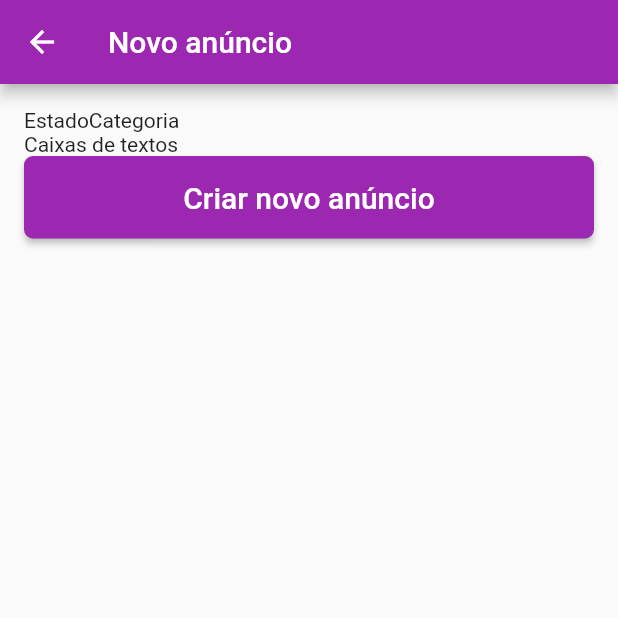
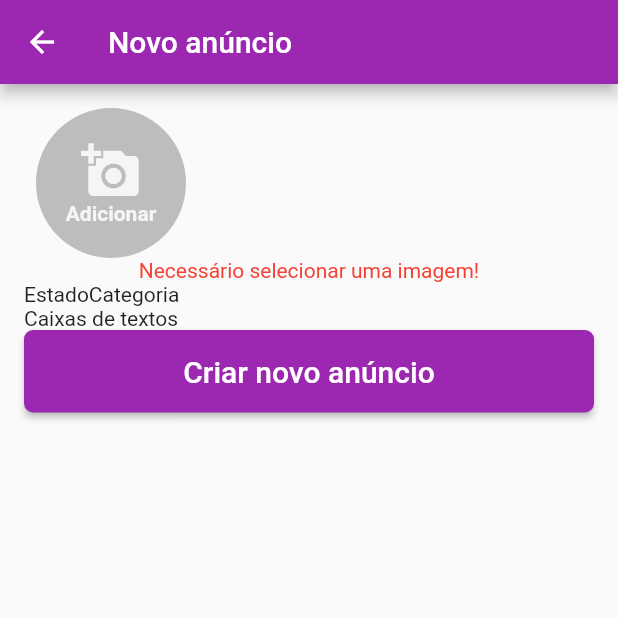
Before and after one commit to Markfgui675/app_olx, a Flutter app: the NovoAnuncio screen opened by its route, after a tap on "Criar novo anúncio", on a phone screen of 412 x 824 dp, the top half of it. Run offline on Flutter 3.47's test engine with Material 2 defaults, Android fonts, the light colour scheme and no system bars; our stand-ins replace brasil_fields, cloud_firestore, firebase_auth, firebase_core; missing offline and left inert: cpf_cnpj_validator; accounts and stored records are empty.

Commit message:
Aula 263

```diff
--- a/lib/View/NovoAnuncio.dart
+++ b/lib/View/NovoAnuncio.dart
@@ -1,3 +1,5 @@
+import 'dart:io';
+
 import 'package:flutter/material.dart';
 
 import 'Widgets/BotaoCustomizado.dart';
@@ -11,7 +13,13 @@ class NovoAnuncio extends StatefulWidget {
 
 class _NovoAnuncioState extends State<NovoAnuncio> {
 
+  List<File> _listaImagens = [];
+
   final _formKey = GlobalKey<FormState>();
+
+  _selecionarImagemGaleria(){
+
+  }
 
   @override
   Widget build(BuildContext context) {
@@ -29,7 +37,65 @@ class _NovoAnuncioState extends State<NovoAnuncio> {
               crossAxisAlignment: CrossAxisAlignment.stretch,
               children: <Widget>[
 
-                //FormField(builder: builder),
+                FormField<List>(
+                  initialValue: _listaImagens,
+                  validator: (imagens){
+                    if(imagens!.length == 0){
+                      return 'Necessário selecionar uma imagem!';
+                    }
+                  },
+                  builder: (state){
+                    return Column(
+                      children: [
+                        Container(
+                          height: 100,
+                          child: ListView.builder(
+                            scrollDirection: Axis.horizontal,
+                            itemCount: _listaImagens.length + 1,
+                            itemBuilder: (context, index){
+
+                              if(index == _listaImagens.length){
+                                return Padding(
+                                  padding: EdgeInsets.symmetric(horizontal: 8),
+                                  child: GestureDetector(
+                                    onTap: (){
+                                      _selecionarImagemGaleria();
+                                    },
+                                    child: CircleAvatar(
+                                      backgroundColor: Colors.grey[400],
+                                      radius: 50,
+                                      child: Column(
+                                        crossAxisAlignment: CrossAxisAlignment.center,
+                                        mainAxisAlignment: MainAxisAlignment.center,
+                                        children: [
+                                          Icon(Icons.add_a_photo, size: 40, color: Colors.grey[100],),
+                                          Text('Adicionar', style: TextStyle(color: Colors.grey[100], fontSize: 14, fontWeight: FontWeight.bold),)
+                                        ],
+                                      ),
+                                    ),
+                                  ),
+
+                                );
+                              }
+
+                              if(_listaImagens.length > 0){
+
+                              }
+
+                              return Container();
+
+                            }
+                          ),
+                        ),
+                        if(state.hasError)
+                          Container(
+                            child: Text('${state.errorText}', style: TextStyle(color: Colors.red, fontSize: 14),),
+                          )
+
+                      ],
+                    );
+                  },
+                ),
 
                 Row(
                   children: [
```
